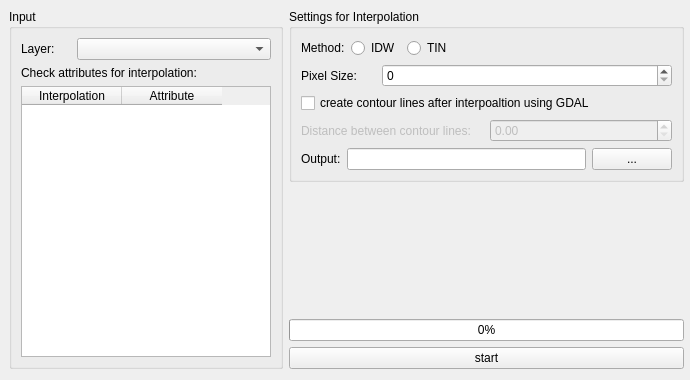
Above: src/BatchInterpolation/batch_interpolation_dialog_base.ui from jagodki/Batch-Interpolation before the change. Below: the same form after it.
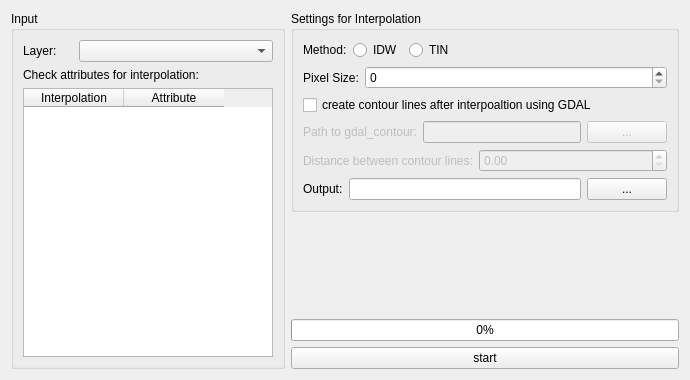
That is the form after the change.

Commit message: finished work on contour lines

```diff
--- a/src/BatchInterpolation/batch_interpolation_dialog_base.ui
+++ b/src/BatchInterpolation/batch_interpolation_dialog_base.ui
@@ -10,18 +10,23 @@
     <height>380</height>
    </rect>
   </property>
+  <property name="sizePolicy">
+   <sizepolicy hsizetype="Minimum" vsizetype="Minimum">
+    <horstretch>0</horstretch>
+    <verstretch>0</verstretch>
+   </sizepolicy>
+  </property>
+  <property name="minimumSize">
+   <size>
+    <width>690</width>
+    <height>380</height>
+   </size>
+  </property>
   <property name="windowTitle">
    <string>Batch-Interpolation</string>
   </property>
-  <widget class="QWidget" name="horizontalLayoutWidget">
-   <property name="geometry">
-    <rect>
-     <x>9</x>
-     <y>9</y>
-     <width>675</width>
-     <height>360</height>
-    </rect>
-   </property>
+  <layout class="QHBoxLayout" name="horizontalLayout_6">
+   <item>
    <layout class="QHBoxLayout" name="horizontalLayout_main">
     <item>
      <layout class="QVBoxLayout" name="verticalLayout_input">
@@ -30,6 +35,12 @@
       </property>
       <item>
        <widget class="QGroupBox" name="groupBox_input">
+         <property name="sizePolicy">
+          <sizepolicy hsizetype="Preferred" vsizetype="Expanding">
+           <horstretch>0</horstretch>
+           <verstretch>0</verstretch>
+          </sizepolicy>
+         </property>
         <property name="title">
          <string>Input</string>
         </property>
@@ -117,7 +128,7 @@
       <item>
        <widget class="QGroupBox" name="groupBox_setting">
         <property name="sizePolicy">
-         <sizepolicy hsizetype="Preferred" vsizetype="Preferred">
+          <sizepolicy hsizetype="Expanding" vsizetype="Preferred">
           <horstretch>0</horstretch>
           <verstretch>0</verstretch>
          </sizepolicy>
@@ -189,6 +200,12 @@
              </item>
              <item>
               <widget class="QSpinBox" name="spinBox_pixelSize">
+                <property name="sizePolicy">
+                 <sizepolicy hsizetype="Expanding" vsizetype="Fixed">
+                  <horstretch>0</horstretch>
+                  <verstretch>0</verstretch>
+                 </sizepolicy>
+                </property>
                <property name="maximum">
                 <number>1000000000</number>
                </property>
@@ -200,6 +217,12 @@
             <layout class="QVBoxLayout" name="verticalLayout_5">
              <item>
               <widget class="QCheckBox" name="checkBox_contourLines">
+                <property name="sizePolicy">
+                 <sizepolicy hsizetype="Expanding" vsizetype="Fixed">
+                  <horstretch>0</horstretch>
+                  <verstretch>0</verstretch>
+                 </sizepolicy>
+                </property>
                <property name="text">
                 <string>create contour lines after interpoaltion using GDAL</string>
                </property>
@@ -207,6 +230,40 @@
              </item>
             </layout>
            </item>
+            <item>
+             <layout class="QHBoxLayout" name="horizontalLayout">
+              <item>
+               <widget class="QLabel" name="label_gdal_contour">
+                <property name="enabled">
+                 <bool>false</bool>
+                </property>
+                <property name="text">
+                 <string>Path to gdal_contour:</string>
+                </property>
+               </widget>
+              </item>
+              <item>
+               <widget class="QLineEdit" name="lineEdit_gdal_contour">
+                <property name="enabled">
+                 <bool>false</bool>
+                </property>
+               </widget>
+              </item>
+              <item>
+               <widget class="QPushButton" name="pushButton_gdal_contour">
+                <property name="enabled">
+                 <bool>false</bool>
+                </property>
+                <property name="text">
+                 <string>...</string>
+                </property>
+                <property name="autoDefault">
+                 <bool>false</bool>
+                </property>
+               </widget>
+              </item>
+             </layout>
+            </item>
            <item>
             <layout class="QHBoxLayout" name="horizontalLayout_9">
              <item>
@@ -224,6 +281,12 @@
                <property name="enabled">
                 <bool>false</bool>
                </property>
+                <property name="sizePolicy">
+                 <sizepolicy hsizetype="Expanding" vsizetype="Fixed">
+                  <horstretch>0</horstretch>
+                  <verstretch>0</verstretch>
+                 </sizepolicy>
+                </property>
                <property name="maximum">
                 <double>10000000000000.000000000000000</double>
                </property>
@@ -299,7 +362,8 @@
      </layout>
     </item>
    </layout>
-  </widget>
+   </item>
+  </layout>
  </widget>
  <resources/>
  <connections/>
```
Lines whose indentation alone changed are shown as unchanged. The commit also changes 3 other files.
